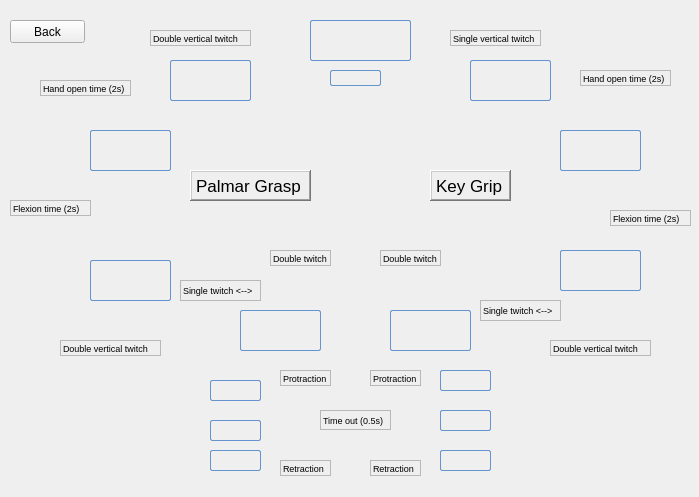
Above: POML060_v1/statetestwindow.ui from viniltc/POML060 before the change. Below: the same form after it.
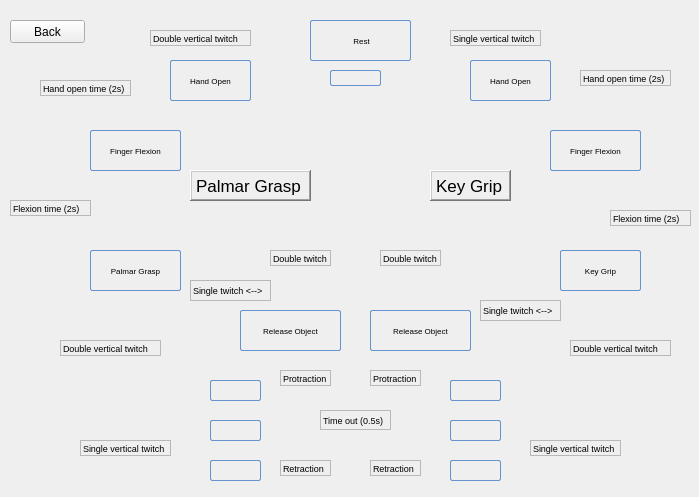
That is the form after the change. Icons and pictures are not drawn.

Patch:
```diff
--- a/POML060_v1/statetestwindow.ui
+++ b/POML060_v1/statetestwindow.ui
@@ -39,17 +39,17 @@
     <string notr="true">QPushButton {
         border: 1px solid #6593cf;
         border-radius: 2px;
-        padding: 5px 15px 2px 5px;
+       padding: 2px 2px 2px 2px;
         background: qlineargradient(x1 : 0, y1 : 0, x2 : 0, y2 :   1, stop :   0.0 #f5f9ff,
                 stop :   0.5 #c7dfff, stop :   0.55 #afd2ff, stop :   1.0 #c0dbff);
         color: #0000;
         font:  large &quot;Arial&quot;;
-		font-size: 16px;
+		font-size: 8px;
         height: 30px;
 }</string>
    </property>
    <property name="text">
-    <string/>
+    <string>Hand Open</string>
    </property>
   </widget>
   <widget class="QLabel" name="label_bg">
@@ -78,17 +78,17 @@
     <string notr="true">QPushButton {
         border: 1px solid #6593cf;
         border-radius: 2px;
-        padding: 5px 15px 2px 5px;
+        padding: 2px 2px 2px 2px;
         background: qlineargradient(x1 : 0, y1 : 0, x2 : 0, y2 :   1, stop :   0.0 #f5f9ff,
                 stop :   0.5 #c7dfff, stop :   0.55 #afd2ff, stop :   1.0 #c0dbff);
         color: #0000;
         font:  large &quot;Arial&quot;;
-		font-size: 16px;
+		font-size: 8px;
         height: 30px;
 }</string>
    </property>
    <property name="text">
-    <string/>
+    <string>Hand Open</string>
    </property>
   </widget>
   <widget class="QPushButton" name="btn0">
@@ -104,25 +104,25 @@
     <string notr="true">QPushButton {
         border: 1px solid #6593cf;
         border-radius: 2px;
-        padding: 5px 15px 2px 5px;
+        padding: 2px 2px 2px 2px;
         background: qlineargradient(x1 : 0, y1 : 0, x2 : 0, y2 :   1, stop :   0.0 #f5f9ff,
                 stop :   0.5 #c7dfff, stop :   0.55 #afd2ff, stop :   1.0 #c0dbff);
         color: #0000;
         font:  large &quot;Arial&quot;;
-		font-size: 16px;
+		font-size: 8px;
         height: 30px;
 }</string>
    </property>
    <property name="text">
-    <string/>
+    <string> Rest</string>
    </property>
   </widget>
   <widget class="QPushButton" name="btn2">
    <property name="geometry">
     <rect>
-     <x>560</x>
+     <x>550</x>
      <y>130</y>
-     <width>81</width>
+     <width>91</width>
      <height>41</height>
     </rect>
    </property>
@@ -130,17 +130,17 @@
     <string notr="true">QPushButton {
         border: 1px solid #6593cf;
         border-radius: 2px;
-        padding: 5px 15px 2px 5px;
+        padding: 2px 2px 2px 2px;
         background: qlineargradient(x1 : 0, y1 : 0, x2 : 0, y2 :   1, stop :   0.0 #f5f9ff,
                 stop :   0.5 #c7dfff, stop :   0.55 #afd2ff, stop :   1.0 #c0dbff);
         color: #0000;
         font:  large &quot;Arial&quot;;
-		font-size: 16px;
+		font-size: 8px;
         height: 30px;
 }</string>
    </property>
    <property name="text">
-    <string/>
+    <string>Finger Flexion</string>
    </property>
   </widget>
   <widget class="QPushButton" name="btn6">
@@ -148,7 +148,7 @@
     <rect>
      <x>90</x>
      <y>130</y>
-     <width>81</width>
+     <width>91</width>
      <height>41</height>
     </rect>
    </property>
@@ -156,25 +156,25 @@
     <string notr="true">QPushButton {
         border: 1px solid #6593cf;
         border-radius: 2px;
-        padding: 5px 15px 2px 5px;
+       padding: 2px 2px 2px 2px;
         background: qlineargradient(x1 : 0, y1 : 0, x2 : 0, y2 :   1, stop :   0.0 #f5f9ff,
                 stop :   0.5 #c7dfff, stop :   0.55 #afd2ff, stop :   1.0 #c0dbff);
         color: #0000;
         font:  large &quot;Arial&quot;;
-		font-size: 16px;
+		font-size: 8px;
         height: 30px;
 }</string>
    </property>
    <property name="text">
-    <string/>
+    <string>Finger Flexion</string>
    </property>
   </widget>
   <widget class="QPushButton" name="btn7">
    <property name="geometry">
     <rect>
      <x>90</x>
-     <y>260</y>
-     <width>81</width>
+     <y>250</y>
+     <width>91</width>
      <height>41</height>
     </rect>
    </property>
@@ -182,17 +182,17 @@
     <string notr="true">QPushButton {
         border: 1px solid #6593cf;
         border-radius: 2px;
-        padding: 5px 15px 2px 5px;
+        padding: 2px 2px 2px 2px;
         background: qlineargradient(x1 : 0, y1 : 0, x2 : 0, y2 :   1, stop :   0.0 #f5f9ff,
                 stop :   0.5 #c7dfff, stop :   0.55 #afd2ff, stop :   1.0 #c0dbff);
         color: #0000;
         font:  large &quot;Arial&quot;;
-		font-size: 16px;
+		font-size: 8px;
         height: 30px;
 }</string>
    </property>
    <property name="text">
-    <string/>
+    <string>Palmar Grasp</string>
    </property>
   </widget>
   <widget class="QPushButton" name="btn3">
@@ -208,17 +208,17 @@
     <string notr="true">QPushButton {
         border: 1px solid #6593cf;
         border-radius: 2px;
-        padding: 5px 15px 2px 5px;
+       padding: 2px 2px 2px 2px;
         background: qlineargradient(x1 : 0, y1 : 0, x2 : 0, y2 :   1, stop :   0.0 #f5f9ff,
                 stop :   0.5 #c7dfff, stop :   0.55 #afd2ff, stop :   1.0 #c0dbff);
         color: #0000;
         font:  large &quot;Arial&quot;;
-		font-size: 16px;
+		font-size: 8px;
         height: 30px;
 }</string>
    </property>
    <property name="text">
-    <string/>
+    <string>Key Grip</string>
    </property>
   </widget>
   <widget class="QPushButton" name="btn8">
@@ -226,7 +226,7 @@
     <rect>
      <x>240</x>
      <y>310</y>
-     <width>81</width>
+     <width>101</width>
      <height>41</height>
     </rect>
    </property>
@@ -234,25 +234,25 @@
     <string notr="true">QPushButton {
         border: 1px solid #6593cf;
         border-radius: 2px;
-        padding: 5px 15px 2px 5px;
+      padding: 2px 2px 2px 2px;
         background: qlineargradient(x1 : 0, y1 : 0, x2 : 0, y2 :   1, stop :   0.0 #f5f9ff,
                 stop :   0.5 #c7dfff, stop :   0.55 #afd2ff, stop :   1.0 #c0dbff);
         color: #0000;
         font:  large &quot;Arial&quot;;
-		font-size: 16px;
+		font-size: 8px;
         height: 30px;
 }</string>
    </property>
    <property name="text">
-    <string/>
+    <string>Release Object</string>
    </property>
   </widget>
   <widget class="QPushButton" name="btn4">
    <property name="geometry">
     <rect>
-     <x>390</x>
+     <x>370</x>
      <y>310</y>
-     <width>81</width>
+     <width>101</width>
      <height>41</height>
     </rect>
    </property>
@@ -260,17 +260,17 @@
     <string notr="true">QPushButton {
         border: 1px solid #6593cf;
         border-radius: 2px;
-        padding: 5px 15px 2px 5px;
+       padding: 2px 2px 2px 2px;
         background: qlineargradient(x1 : 0, y1 : 0, x2 : 0, y2 :   1, stop :   0.0 #f5f9ff,
                 stop :   0.5 #c7dfff, stop :   0.55 #afd2ff, stop :   1.0 #c0dbff);
         color: #0000;
         font:  large &quot;Arial&quot;;
-		font-size: 16px;
+		font-size: 8px;
         height: 30px;
 }</string>
    </property>
    <property name="text">
-    <string/>
+    <string>Release Object</string>
    </property>
   </widget>
   <widget class="QPushButton" name="btn13">
@@ -329,7 +329,7 @@
    <property name="geometry">
     <rect>
      <x>210</x>
-     <y>450</y>
+     <y>460</y>
      <width>51</width>
      <height>21</height>
     </rect>
@@ -338,7 +338,7 @@
     <string notr="true">QPushButton {
         border: 1px solid #6593cf;
         border-radius: 2px;
-        padding: 5px 15px 2px 5px;
+    padding: 5px 5px 2px 5px;
         background: qlineargradient(x1 : 0, y1 : 0, x2 : 0, y2 :   1, stop :   0.0 #f5f9ff,
                 stop :   0.5 #c7dfff, stop :   0.55 #afd2ff, stop :   1.0 #c0dbff);
         color: #0000;
@@ -354,17 +354,30 @@
   <widget class="QPushButton" name="btn11">
    <property name="geometry">
     <rect>
-     <x>440</x>
-     <y>370</y>
+     <x>450</x>
+     <y>380</y>
      <width>51</width>
      <height>21</height>
     </rect>
    </property>
+   <property name="font">
+    <font>
+     <family>Arial</family>
+     <pointsize>-1</pointsize>
+     <weight>50</weight>
+     <italic>false</italic>
+     <bold>false</bold>
+     <underline>false</underline>
+    </font>
+   </property>
+   <property name="layoutDirection">
+    <enum>Qt::LeftToRight</enum>
+   </property>
    <property name="styleSheet">
     <string notr="true">QPushButton {
         border: 1px solid #6593cf;
         border-radius: 2px;
-        padding: 5px 15px 2px 5px;
+   padding: 5px 5px 2px 5px;
         background: qlineargradient(x1 : 0, y1 : 0, x2 : 0, y2 :   1, stop :   0.0 #f5f9ff,
                 stop :   0.5 #c7dfff, stop :   0.55 #afd2ff, stop :   1.0 #c0dbff);
         color: #0000;
@@ -380,8 +393,8 @@
   <widget class="QPushButton" name="btn9">
    <property name="geometry">
     <rect>
-     <x>440</x>
-     <y>410</y>
+     <x>450</x>
+     <y>420</y>
      <width>51</width>
      <height>21</height>
     </rect>
@@ -390,7 +403,7 @@
     <string notr="true">QPushButton {
         border: 1px solid #6593cf;
         border-radius: 2px;
-        padding: 5px 15px 2px 5px;
+      padding: 2px 2px 2px 2px;
         background: qlineargradient(x1 : 0, y1 : 0, x2 : 0, y2 :   1, stop :   0.0 #f5f9ff,
                 stop :   0.5 #c7dfff, stop :   0.55 #afd2ff, stop :   1.0 #c0dbff);
         color: #0000;
@@ -406,8 +419,8 @@
   <widget class="QPushButton" name="btn12">
    <property name="geometry">
     <rect>
-     <x>440</x>
-     <y>450</y>
+     <x>450</x>
+     <y>460</y>
      <width>51</width>
      <height>21</height>
     </rect>
@@ -416,7 +429,7 @@
     <string notr="true">QPushButton {
         border: 1px solid #6593cf;
         border-radius: 2px;
-        padding: 5px 15px 2px 5px;
+   padding: 5px 5px 2px 5px;
         background: qlineargradient(x1 : 0, y1 : 0, x2 : 0, y2 :   1, stop :   0.0 #f5f9ff,
                 stop :   0.5 #c7dfff, stop :   0.55 #afd2ff, stop :   1.0 #c0dbff);
         color: #0000;
@@ -498,7 +511,7 @@
   <widget class="QLabel" name="label_4">
    <property name="geometry">
     <rect>
-     <x>550</x>
+     <x>570</x>
      <y>340</y>
      <width>101</width>
      <height>16</height>
@@ -543,7 +556,7 @@
   <widget class="QLabel" name="label_6">
    <property name="geometry">
     <rect>
-     <x>180</x>
+     <x>190</x>
      <y>280</y>
      <width>81</width>
      <height>21</height>
@@ -887,6 +900,48 @@
     <string/>
    </property>
   </widget>
+  <widget class="QLabel" name="label_20">
+   <property name="geometry">
+    <rect>
+     <x>80</x>
+     <y>440</y>
+     <width>91</width>
+     <height>16</height>
+    </rect>
+   </property>
+   <property name="font">
+    <font>
+     <pointsize>7</pointsize>
+    </font>
+   </property>
+   <property name="frameShape">
+    <enum>QFrame::StyledPanel</enum>
+   </property>
+   <property name="text">
+    <string>Single vertical twitch</string>
+   </property>
+  </widget>
+  <widget class="QLabel" name="label_21">
+   <property name="geometry">
+    <rect>
+     <x>530</x>
+     <y>440</y>
+     <width>91</width>
+     <height>16</height>
+    </rect>
+   </property>
+   <property name="font">
+    <font>
+     <pointsize>7</pointsize>
+    </font>
+   </property>
+   <property name="frameShape">
+    <enum>QFrame::StyledPanel</enum>
+   </property>
+   <property name="text">
+    <string>Single vertical twitch</string>
+   </property>
+  </widget>
   <zorder>label_bg</zorder>
   <zorder>pushButton_back</zorder>
   <zorder>btn5</zorder>
```
Left out of the diff: 26 changed lines with no effect on the pictures.
